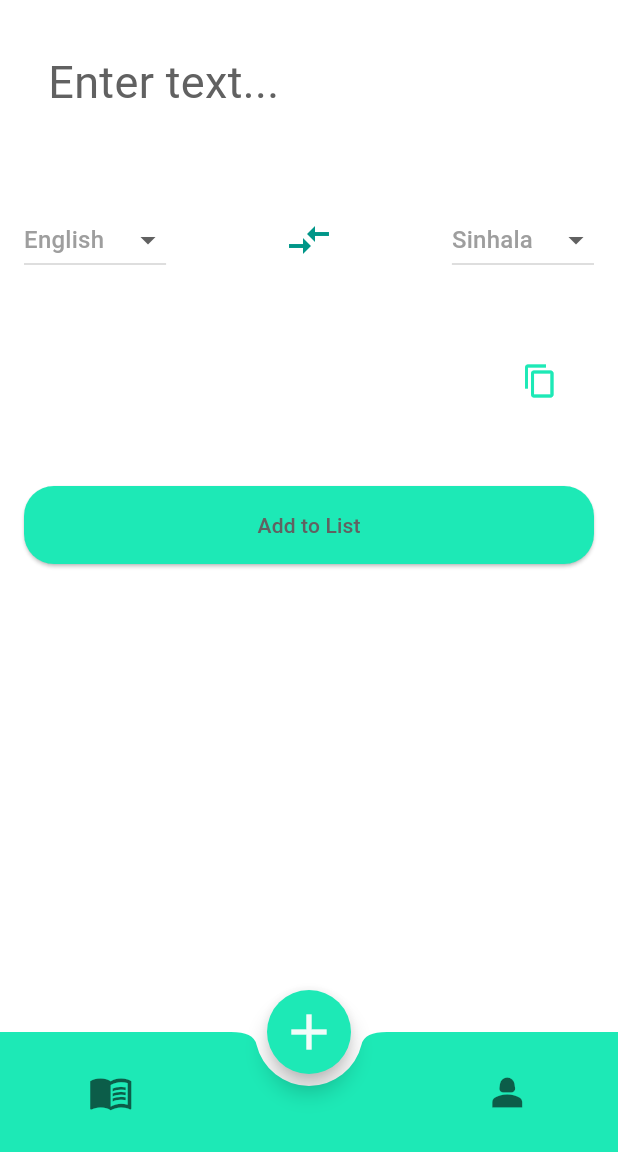
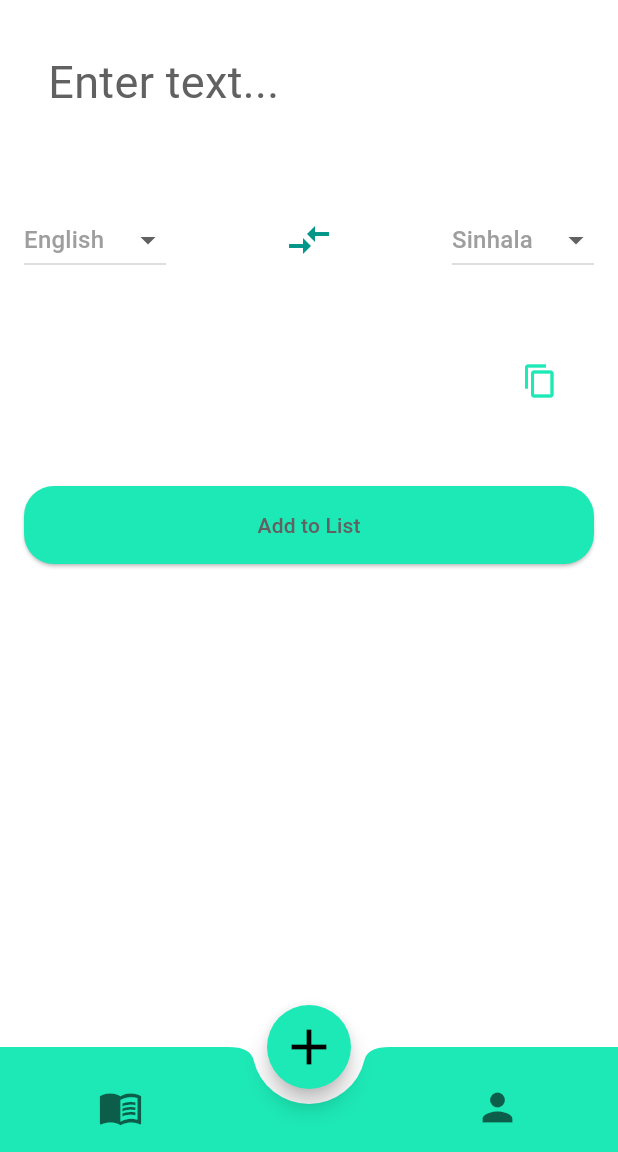
Before and after one commit to Nadun-Charuka/Vocablo, a Flutter app: the screen it shows after launch, on a phone screen of 412 x 824 dp, the part 84-1236 px from its top. Run offline on Flutter 3.47's test engine with Material 3 defaults, Android fonts, the phone set to English and light mode, and no system bars; our stand-ins replace shared_preferences; missing offline and left inert: translator.

Commit message:
bottom appbar change

```diff
--- a/lib/main.dart
+++ b/lib/main.dart
@@ -7,8 +7,6 @@ import 'package:vocablo_app/screens/practice_screen.dart';
 import 'package:vocablo_app/screens/add_new_screen.dart';
 import 'package:vocablo_app/screens/profile_screen.dart';
 import 'package:vocablo_app/screens/shared_state.dart';
-
-import 'package:vocablo_app/widgets/custom_bottomappbar.dart';
 
 import 'package:vocablo_app/widgets/theme_provider.dart'; // Import ThemeProvider
 
@@ -54,18 +52,10 @@ class MainScreen extends StatefulWidget {
 
 class _MainScreenState extends State<MainScreen> {
   int _currentIndex = 1;
-  PageController controller = PageController();
 
-  final List<Widget> _pages = [
-    PracticeScreen(),
-    AddNewScreen(),
-    const ProfileScreen(),
-  ];
-
-  void nextPage(int index) {
+  void _onTap(int index) {
     setState(() {
       _currentIndex = index;
-      controller.jumpToPage(index);
     });
   }
 
@@ -75,32 +65,64 @@ class _MainScreenState extends State<MainScreen> {
       floatingActionButton: FloatingActionButton(
         shape: const CircleBorder(),
         onPressed: () {
-          nextPage(1);
+          _onTap(1);
         },
         backgroundColor:
             Theme.of(context).floatingActionButtonTheme.backgroundColor,
         child: Icon(
           Icons.add,
           size: 40,
-          color: Theme.of(context).floatingActionButtonTheme.foregroundColor,
+          color:
+              _currentIndex == 1 ? Colors.black : Theme.of(context).hintColor,
         ),
       ),
       resizeToAvoidBottomInset: false,
       floatingActionButtonLocation: FloatingActionButtonLocation.centerDocked,
-      bottomNavigationBar: SimpleBottomAppBar(
-        currentIndex: _currentIndex,
-        onTap: (index) {
-          setState(() => _currentIndex = index);
-          controller.jumpToPage(index);
-        },
+      bottomNavigationBar: BottomAppBar(
+        notchMargin: 10,
+        shape: CircularNotchedRectangle(),
+        height: 70,
+        color: Theme.of(context).appBarTheme.backgroundColor,
+        child: Row(
+          mainAxisAlignment: MainAxisAlignment.spaceAround,
+          children: [
+            _buildNavItem(Icons.menu_book, 0),
+            SizedBox(
+              width: 60,
+            ),
+            _buildNavItem(Icons.person, 2)
+          ],
+        ),
       ),
-      body: PageView.builder(
-        physics: const NeverScrollableScrollPhysics(),
-        controller: controller,
-        itemBuilder: (context, index) {
-          return _pages[_currentIndex];
-        },
+      body: IndexedStack(
+        index: _currentIndex, // Keeps all screens in memory
+        children: [
+          PracticeScreen(),
+          AddNewScreen(),
+          const ProfileScreen(),
+        ],
       ),
     );
   }
+
+  Widget _buildNavItem(IconData icon, int index) {
+    return IconButton(
+      icon: Padding(
+        padding: const EdgeInsets.only(
+          left: 10,
+          right: 10,
+          top: 5,
+          bottom: 5,
+        ),
+        child: Icon(
+          icon,
+          size: 30,
+          color: index == _currentIndex
+              ? Colors.black
+              : Theme.of(context).hintColor,
+        ),
+      ),
+      onPressed: () => _onTap(index),
+    );
+  }
 }
--- a/lib/widgets/custom_appbar.dart
+++ b/lib/widgets/custom_appbar.dart
@@ -1,8 +1,6 @@
 // lib/widgets/custom_appbar.dart
 
 import 'package:flutter/material.dart';
-import 'package:provider/provider.dart';
-import 'package:vocablo_app/widgets/theme_provider.dart';
 // Import the colors.dart file
 
 class CustomAppbar extends StatelessWidget implements PreferredSizeWidget {
@@ -10,8 +8,8 @@ class CustomAppbar extends StatelessWidget implements PreferredSizeWidget {
 
   @override
   Widget build(BuildContext context) {
-    final themeProvider = Provider.of<ThemeProvider>(context);
-    bool isDarkMode = themeProvider.themeMode == ThemeMode.dark;
+    //final themeProvider = Provider.of<ThemeProvider>(context);
+    //bool isDarkMode = themeProvider.themeMode == ThemeMode.dark;
     // Access the current theme's AppBarTheme
     final appBarTheme = Theme.of(context).appBarTheme;
     // Access the current theme's iconTheme
--- a/lib/widgets/custom_bottomappbar.dart
+++ /dev/null
@@ -1,64 +0,0 @@
-import 'package:flutter/material.dart';
-
-class SimpleBottomAppBar extends StatelessWidget {
-  final int currentIndex;
-  final Function(int) onTap;
-
-  const SimpleBottomAppBar({
-    Key? key,
-    required this.currentIndex,
-    required this.onTap,
-  }) : super(key: key);
-
-  @override
-  Widget build(BuildContext context) {
-    return BottomAppBar(
-      color: Theme.of(context).appBarTheme.backgroundColor,
-      shape: const CircularNotchedRectangle(),
-      notchMargin: 8,
-      child: Row(
-        children: [
-          const Spacer(flex: 1),
-          IconButton(
-            icon: Padding(
-              padding: const EdgeInsets.only(
-                left: 10,
-                right: 10,
-                top: 5,
-                bottom: 5,
-              ),
-              child: Icon(
-                Icons.menu_book,
-                size: 30,
-                color: currentIndex == 0
-                    ? Colors.black
-                    : Theme.of(context).hintColor,
-              ),
-            ),
-            onPressed: () => onTap(0),
-          ),
-          const Spacer(flex: 8),
-          IconButton(
-            icon: Padding(
-              padding: const EdgeInsets.only(
-                left: 10,
-                right: 10,
-                top: 5,
-                bottom: 5,
-              ),
-              child: Icon(
-                Icons.person_2,
-                size: 30,
-                color: currentIndex == 2
-                    ? Colors.black
-                    : Theme.of(context).hintColor,
-              ),
-            ),
-            onPressed: () => onTap(2),
-          ),
-          const Spacer(flex: 1),
-        ],
-      ),
-    );
-  }
-}
```
